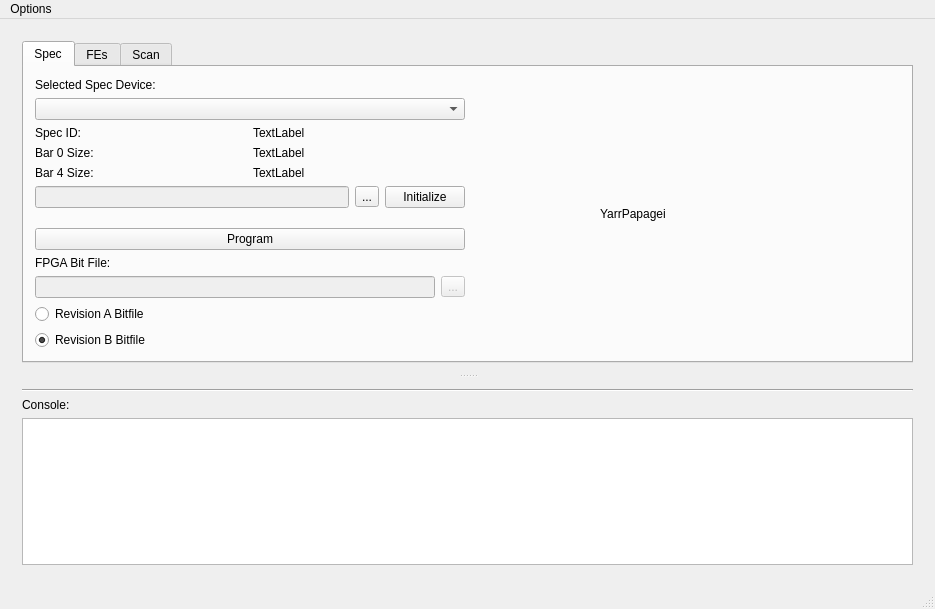
Before: the Qt Designer form gui/YarrGui/yarrgui.ui in hrsmnr/Yarr, drawn with Qt 5.
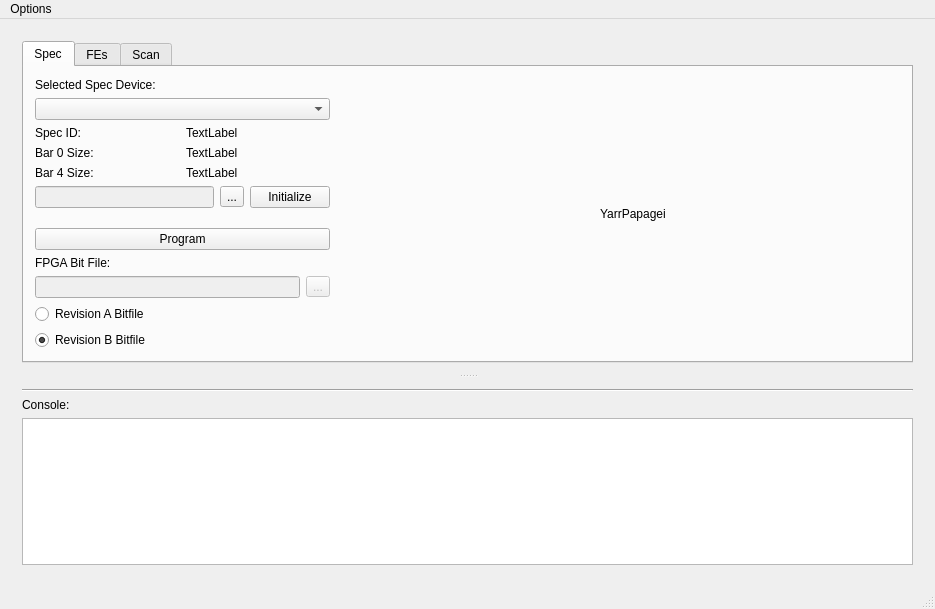
After: the same form once the commit is applied. The open tabs and pages were chosen to show the change.

What changed in the file:
```diff
--- a/gui/YarrGui/yarrgui.ui
+++ b/gui/YarrGui/yarrgui.ui
@@ -210,9 +210,7 @@
              </layout>
             </item>
             <item>
-             <layout class="QHBoxLayout" name="horizontalLayout_9">
-              <item>
-               <spacer name="horizontalSpacer_2">
+             <spacer name="horizontalSpacer">
                 <property name="orientation">
                  <enum>Qt::Horizontal</enum>
                 </property>
@@ -225,6 +223,8 @@
                </spacer>
               </item>
               <item>
+             <layout class="QHBoxLayout" name="horizontalLayout_9">
+              <item>
                <widget class="QLabel" name="yarrPapageiLabel">
                 <property name="minimumSize">
                  <size>
```
Left out of the diff: 8 changed lines with no effect on the pictures. Lines whose indentation alone changed are shown as unchanged.
